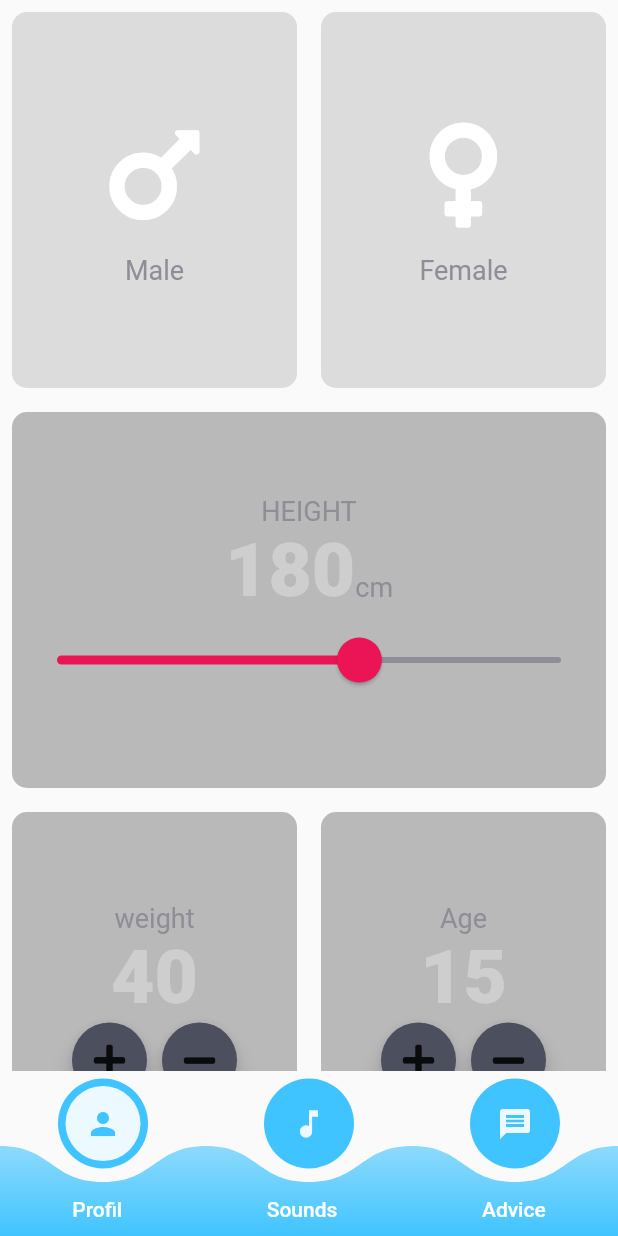
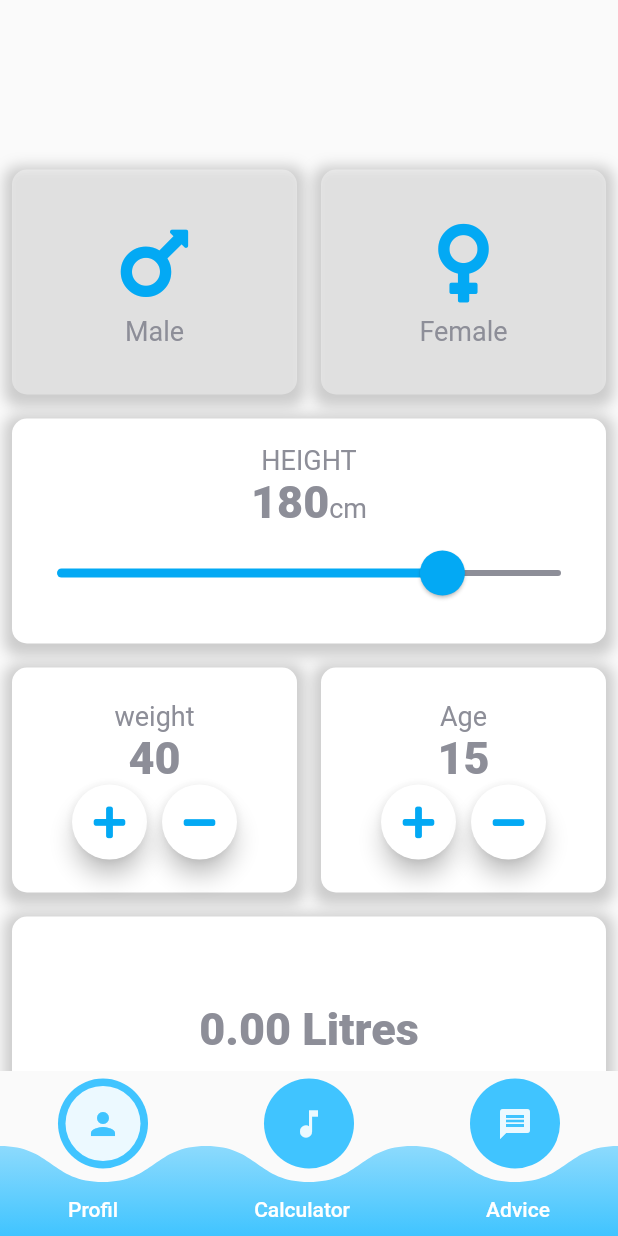
Before and after one commit to samiaChayeb/drink_water, a Flutter app: the screen it shows after launch, swiped to page 2, on a phone screen of 412 x 824 dp. Run offline on Flutter 3.47's test engine with Material 2 defaults, Android fonts, the phone set to English and light mode, and no system bars; our stand-ins replace font_awesome_flutter, splashscreen; missing offline and left inert: gender_picker.

```diff
--- a/lib/screens/calculator_screen.dart
+++ b/lib/screens/calculator_screen.dart
@@ -1,3 +1,5 @@
+import 'dart:math';
+
 import 'package:flutter/material.dart';
 import '../utils/Icon_content.dart';
 import '../utils/Reusable_card.dart';
@@ -15,18 +17,20 @@ class _CalculatorScreenState extends State<CalculatorScreen> {
   int height = 180;
   int weight = 40;
   int age = 15;
+  String resultat = '0.00';
 
   @override
   Widget build(BuildContext context) {
     return SingleChildScrollView(
         child: ConstrainedBox(
             constraints:
-                BoxConstraints(maxHeight: MediaQuery.of(context).size.height),
+                BoxConstraints(minHeight: MediaQuery.of(context).size.height),
             child: Column(
               mainAxisAlignment: MainAxisAlignment.center,
               crossAxisAlignment: CrossAxisAlignment.stretch,
               children: [
-                Expanded(
+                const SizedBox(height: 50),
+                SizedBox(
                     child: Row(
                   children: <Widget>[
                     Expanded(
@@ -63,7 +67,7 @@ class _CalculatorScreenState extends State<CalculatorScreen> {
                     ),
                   ],
                 )),
-                Expanded(
+                SizedBox(
                     child: Row(children: <Widget>[
                   Expanded(
                       child: ReusableCard(
@@ -97,14 +101,15 @@ class _CalculatorScreenState extends State<CalculatorScreen> {
                           ),
                           child: Slider(
                             value: height.toDouble(),
-                            min: 120.0,
+                            min: 50.0,
                             max: 220.0,
-                            activeColor: Color(0xffEB1555),
+                            activeColor: Colors.lightBlue,
                             inactiveColor: Color(0xff8D8E98),
                             onChanged: (double newValue) {
                               setState(() {
                                 height = newValue.round();
                                 print(height);
+                                waterNeeds();
                               });
                             },
                           ),
@@ -113,7 +118,7 @@ class _CalculatorScreenState extends State<CalculatorScreen> {
                     ),
                   )),
                 ])),
-                Expanded(
+                SizedBox(
                     child: Row(children: <Widget>[
                   Expanded(
                       child: ReusableCard(
@@ -137,6 +142,7 @@ class _CalculatorScreenState extends State<CalculatorScreen> {
                               onPressed: () {
                                 setState(() {
                                   weight++;
+                                  waterNeeds();
                                 });
                               },
                             ),
@@ -148,6 +154,7 @@ class _CalculatorScreenState extends State<CalculatorScreen> {
                               onPressed: () {
                                 setState(() {
                                   weight--;
+                                  waterNeeds();
                                 });
                               },
                             ),
@@ -178,6 +185,7 @@ class _CalculatorScreenState extends State<CalculatorScreen> {
                               onPressed: () {
                                 setState(() {
                                   age++;
+                                  waterNeeds();
                                 });
                               },
                             ),
@@ -188,7 +196,8 @@ class _CalculatorScreenState extends State<CalculatorScreen> {
                               icon: FontAwesomeIcons.minus,
                               onPressed: () {
                                 setState(() {
-                                  age--;
+                                  age > 0 ? age-- : 0;
+                                  waterNeeds();
                                 });
                               },
                             ),
@@ -198,9 +207,38 @@ class _CalculatorScreenState extends State<CalculatorScreen> {
                     ),
                   )),
                 ])),
-                const SizedBox(height: 24),
+                SizedBox(
+                    child: ReusableCard(
+                        colour: kActiveCardColor,
+                        cardChild: Column(
+                            mainAxisAlignment: MainAxisAlignment.center,
+                            children: <Widget>[
+                              Text(
+                                this.resultat + " Litres",
+                                style: kNumberTextStyle,
+                              )
+                            ])))
               ],
             )));
+  }
+
+  waterNeeds() {
+    var female;
+    if (this.selectedGender == Gender.Female)
+      female = 1;
+    else
+      female = 0;
+    this.resultat = (((this.age <= 3)
+                ? (0.777 * (pow(this.weight, 0.83)))
+                : ((this.age > 3 || this.age <= 13)
+                    ? (0.0746 *
+                        pow(0.95, female) *
+                        (pow((this.height * this.weight), 0.65)))
+                    : (0.0658 *
+                       pow(0.84 ,female)*
+                        (pow((this.height * this.weight), 0.69))))) /
+            10)
+        .toStringAsFixed(2);
   }
 }
 
@@ -213,7 +251,7 @@ class RoundIconButton extends StatelessWidget {
   @override
   Widget build(BuildContext context) {
     return RawMaterialButton(
-      child: Icon(icon),
+      child: Icon(icon, color: Colors.lightBlue),
       onPressed: onPressed,
       elevation: 6.0,
       constraints: BoxConstraints.tightFor(
@@ -221,7 +259,7 @@ class RoundIconButton extends StatelessWidget {
         height: 50.0,
       ),
       shape: CircleBorder(),
-      fillColor: Color(0xff4c4f5E),
+      fillColor: Colors.white,
     );
   }
 }
--- a/lib/utils/Icon_content.dart
+++ b/lib/utils/Icon_content.dart
@@ -15,11 +15,11 @@ class IconContent extends StatelessWidget {
       children: <Widget>[
         Icon(
           icon,
-          size: 80.0,
-          color: Colors.white,
+          size: 60.0,
+          color: Colors.lightBlue,
         ),
         SizedBox(
-          height: 13.0,
+          height: 5.0,
         ),
         Text(
           label,
--- a/lib/utils/Reusable_card.dart
+++ b/lib/utils/Reusable_card.dart
@@ -12,13 +12,25 @@ class ReusableCard extends StatelessWidget {
     return GestureDetector(
         onTap: onPressed,
         child: Container(
+          height: 150,
           margin: EdgeInsets.all(8.0),
           child: cardChild,
           decoration: BoxDecoration(
             color: colour,
-          borderRadius: BorderRadius.circular(10.0),
+            borderRadius: BorderRadius.only(
+                topLeft: Radius.circular(10),
+                topRight: Radius.circular(10),
+                bottomLeft: Radius.circular(10),
+                bottomRight: Radius.circular(10)),
+            boxShadow: [
+              BoxShadow(
+                color: Colors.grey.withOpacity(0.5),
+                spreadRadius: 5,
+                blurRadius: 7,
+                offset: Offset(0, 3), // changes position of shadow
               ),
+            ],
           ),
-    );
+        ));
   }
 }
--- a/lib/utils/constants.dart
+++ b/lib/utils/constants.dart
@@ -1,15 +1,15 @@
 import 'package:flutter/material.dart';
 
 const kBottomContainerHeight = 80.0;
-const kActiveCardColor = Colors.black26;
-const kInactiveCardColor =Colors.black12;
-const kBottomContainerColor = Color(0xffEB1555);
+const kActiveCardColor = Colors.white;
+const kInactiveCardColor =Colors.white38;
+const kBottomContainerColor = Colors.lightBlue;
 
 const kLabelTextStyle = TextStyle(fontSize: 18.0, color: Color(0xff8D8E98));
 
 const kNumberTextStyle = TextStyle(
-  color: Colors.white30,
-  fontSize: 50.0,
+  color: Color(0xff8D8E98),
+  fontSize: 30.0,
   fontWeight: FontWeight.w900,
 );
 
@@ -19,15 +19,6 @@ const KlargeButtonTextStyle = TextStyle(
 );
 
 const kTitleTextStyle = TextStyle(fontSize: 40.0, fontWeight: FontWeight.bold);
-
-const kResultTextStyle = TextStyle(
-    color: Color(0xFF24D876), fontSize: 22.0, fontWeight: FontWeight.bold);
-
-const kBMITextStyle = TextStyle(
-  fontSize: 100.0,
-  fontWeight: FontWeight.bold,
-);
-
 const kBodyTextStyle = TextStyle(
   fontSize: 22.0,
 );
--- a/lib/widgets/custom_bottom_navigation_bar.dart
+++ b/lib/widgets/custom_bottom_navigation_bar.dart
@@ -76,7 +76,7 @@ class _CustomBottomNavigationBarState extends State<CustomBottomNavigationBar> {
                   ),
                   Container(),
                   Text(
-                    'Sounds',
+                    'Calculator',
                     style: TextStyle(
                       fontWeight: FontWeight.w500,
                         color: Colors.white
```
Also changed, not shown: lib/screens/advice_screen.dart (+54 -3 lines). Lines whose indentation alone changed are shown as unchanged.
